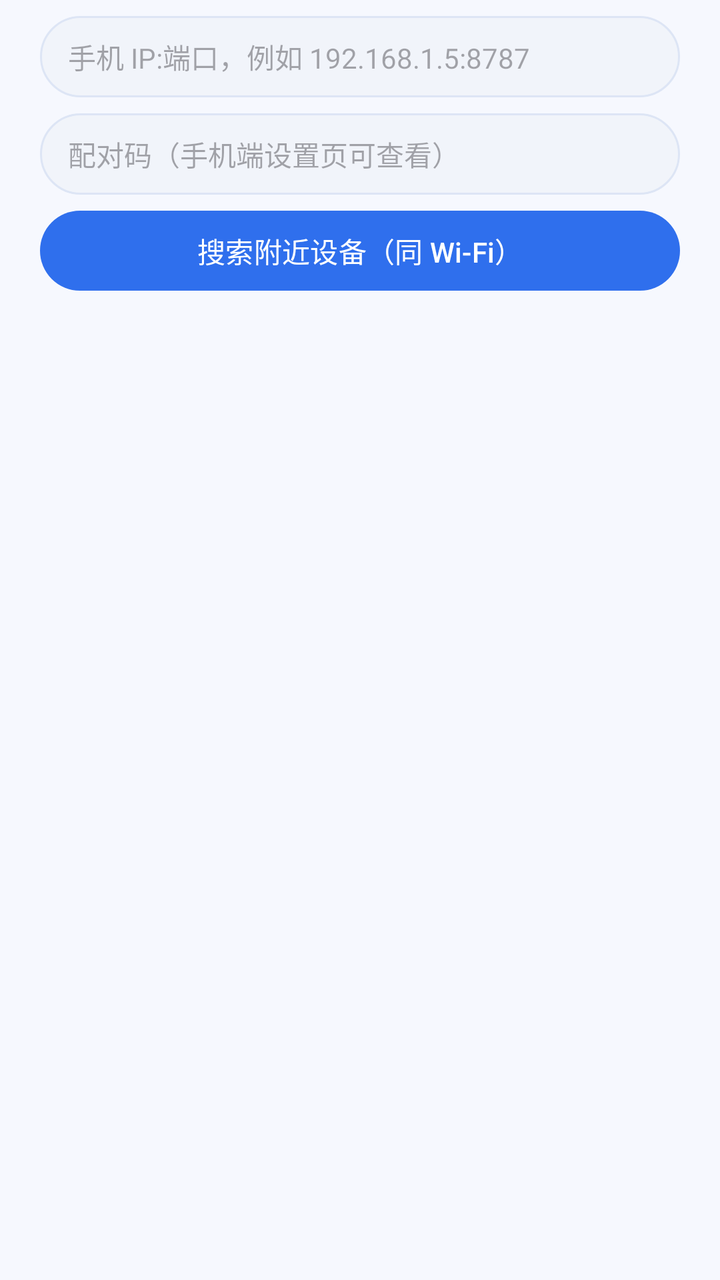
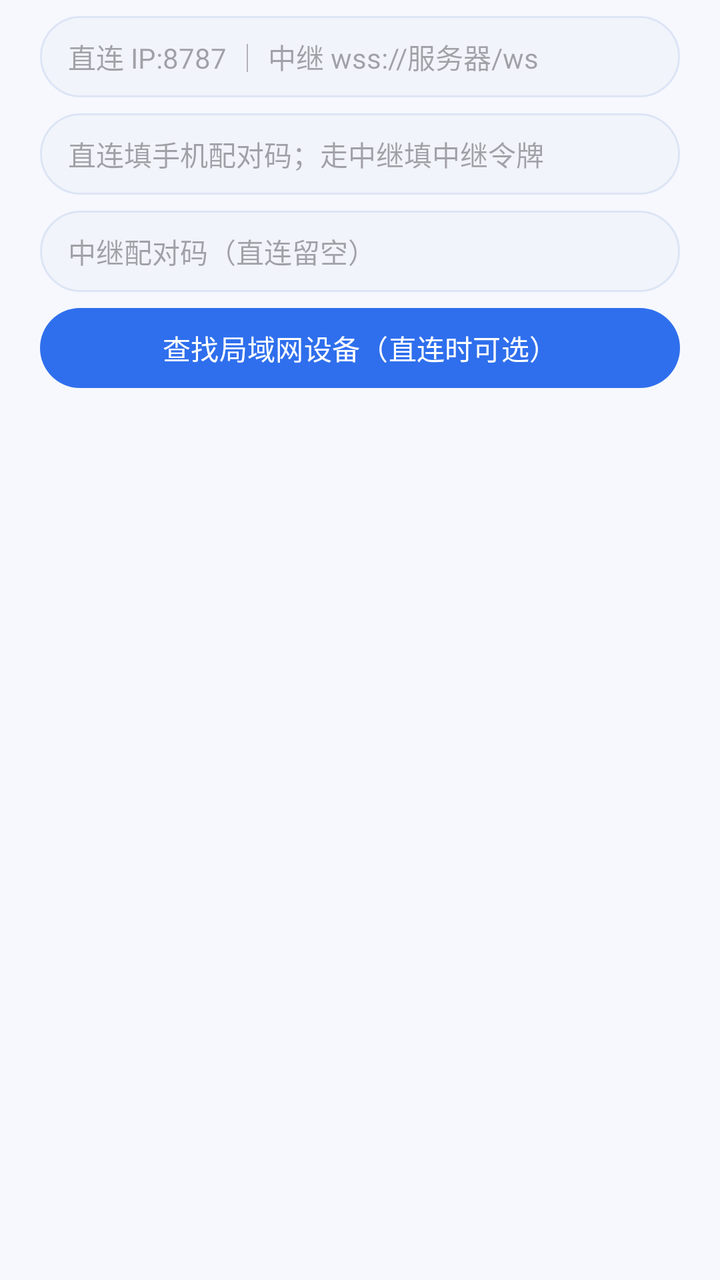

The first picture is an Android layout as it rendered before a commit; the second is the same layout after the commit. The layout source and the unified diff follow.
<!-- AndroidManifest.xml: application theme Theme.WhaleCompanion -->
<!-- res/layout/dialog_connect.xml -->
<?xml version="1.0" encoding="utf-8"?>
<LinearLayout xmlns:android="http://schemas.android.com/apk/res/android"
    android:layout_width="match_parent"
    android:layout_height="wrap_content"
    android:orientation="vertical"
    android:paddingStart="20dp"
    android:paddingTop="8dp"
    android:paddingEnd="20dp"
    android:paddingBottom="4dp">

    <EditText
        android:id="@+id/etDialogHost"
        android:layout_width="match_parent"
        android:layout_height="wrap_content"
        android:background="@drawable/bg_input_chat"
        android:hint="@string/connect_host_hint"
        android:importantForAutofill="no"
        android:inputType="textUri"
        android:maxLines="1"
        android:paddingStart="14dp"
        android:paddingTop="10dp"
        android:paddingEnd="14dp"
        android:paddingBottom="10dp"
        android:textSize="14sp" />

    <EditText
        android:id="@+id/etDialogToken"
        android:layout_width="match_parent"
        android:layout_height="wrap_content"
        android:layout_marginTop="8dp"
        android:background="@drawable/bg_input_chat"
        android:hint="@string/connect_token_hint"
        android:importantForAutofill="no"
        android:inputType="textVisiblePassword"
        android:maxLines="1"
        android:paddingStart="14dp"
        android:paddingTop="10dp"
        android:paddingEnd="14dp"
        android:paddingBottom="10dp"
        android:textSize="14sp" />

    <Button
        android:id="@+id/btnDialogDiscover"
        android:layout_width="match_parent"
        android:layout_height="wrap_content"
        android:layout_marginTop="4dp"
        android:text="@string/connect_discover" />

    <TextView
        android:id="@+id/tvDialogStatus"
        android:layout_width="match_parent"
        android:layout_height="wrap_content"
        android:paddingTop="4dp"
        android:textColor="@color/whale_text_secondary"
        android:textSize="12sp" />
</LinearLayout>
<!-- resources referenced by this layout -->
<resources>
  <color name="whale_text_secondary">#5A6B8C</color>
  <!-- drawable bg_input_chat (drawable) -->
  <?xml version="1.0" encoding="utf-8"?>
  <shape xmlns:android="http://schemas.android.com/apk/res/android"
      android:shape="rectangle">
      <solid android:color="#F1F4FA" />
      <corners android:radius="22dp" />
      <stroke
          android:width="1dp"
          android:color="@color/whale_divider" />
  </shape>
  <string name="connect_discover">搜索附近设备（同 Wi-Fi）</string>
  <string name="connect_host_hint">手机 IP:端口，例如 192.168.1.5:8787</string>
  <string name="connect_token_hint">配对码（手机端设置页可查看）</string>
  <style name="Theme.WhaleCompanion" parent="Theme.Material3.Light.NoActionBar">
          <item name="colorPrimary">@color/whale_blue</item>
          <item name="colorOnPrimary">@color/white</item>
          <item name="colorPrimaryContainer">@color/whale_blue_soft</item>
          <item name="android:windowBackground">@color/whale_bg</item>
          <item name="android:statusBarColor">@color/whale_blue_dark</item>
          <item name="android:navigationBarColor">@color/whale_bg</item>
          <item name="android:textColorPrimary">@color/whale_text_primary</item>
          <item name="android:textColorSecondary">@color/whale_text_secondary</item>
      </style>
  <color name="whale_divider">#DDE5F5</color>
  <color name="whale_blue">#2F6FED</color>
  <color name="white">#FFFFFF</color>
  <color name="whale_blue_soft">#E8F0FF</color>
  <color name="whale_bg">#F6F8FE</color>
  <color name="whale_blue_dark">#16357A</color>
  <color name="whale_text_primary">#14203A</color>
</resources>

<!-- the commit's change to res/layout/dialog_connect.xml (unified diff, before → after) -->
@@ -39,6 +39,22 @@
         android:paddingBottom="10dp"
         android:textSize="14sp" />
 
+    <EditText
+        android:id="@+id/etDialogPairCode"
+        android:layout_width="match_parent"
+        android:layout_height="wrap_content"
+        android:layout_marginTop="8dp"
+        android:background="@drawable/bg_input_chat"
+        android:hint="@string/connect_pair_hint"
+        android:importantForAutofill="no"
+        android:inputType="textVisiblePassword"
+        android:maxLines="1"
+        android:paddingStart="14dp"
+        android:paddingTop="10dp"
+        android:paddingEnd="14dp"
+        android:paddingBottom="10dp"
+        android:textSize="14sp" />
+
     <Button
         android:id="@+id/btnDialogDiscover"
         android:layout_width="match_parent"
<!-- resource entries referenced after the edit -->
@@ -11,9 +11,10 @@
           android:width="1dp"
           android:color="@color/whale_divider" />
   </shape>
-  <string name="connect_discover">搜索附近设备（同 Wi-Fi）</string>
-  <string name="connect_host_hint">手机 IP:端口，例如 192.168.1.5:8787</string>
-  <string name="connect_token_hint">配对码（手机端设置页可查看）</string>
+  <string name="connect_discover">查找局域网设备（直连时可选）</string>
+  <string name="connect_host_hint">直连 IP:8787 ｜ 中继 wss://服务器/ws</string>
+  <string name="connect_pair_hint">中继配对码（直连留空）</string>
+  <string name="connect_token_hint">直连填手机配对码；走中继填中继令牌</string>
   <style name="Theme.WhaleCompanion" parent="Theme.Material3.Light.NoActionBar">
           <item name="colorPrimary">@color/whale_blue</item>
           <item name="colorOnPrimary">@color/white</item>
